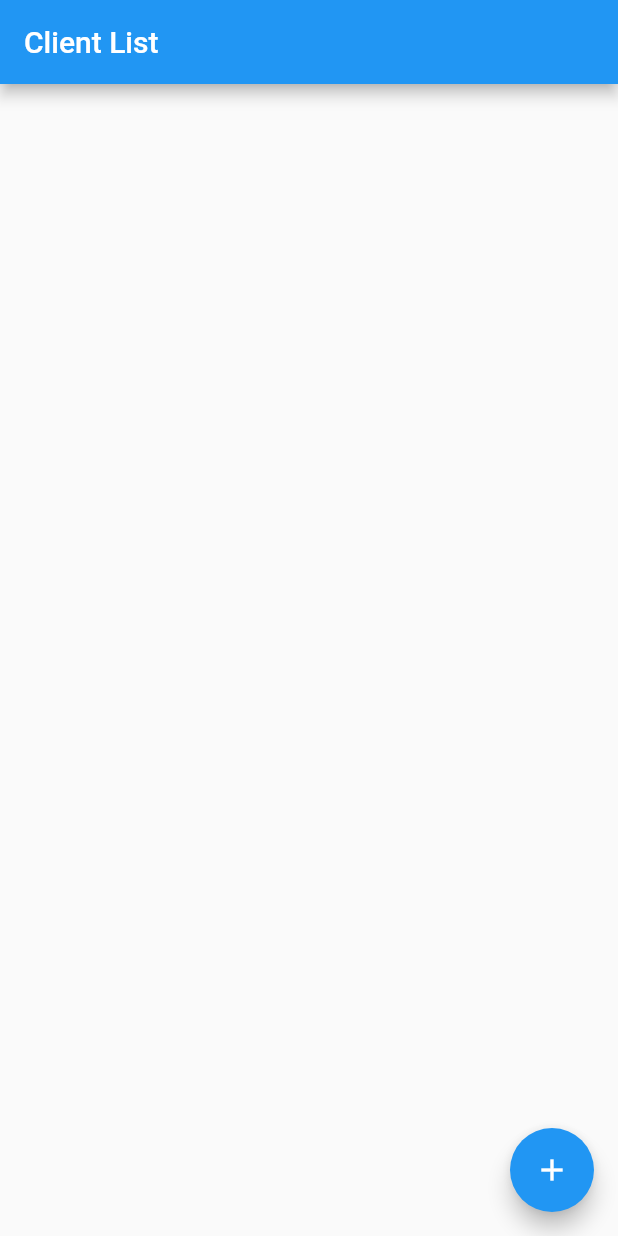
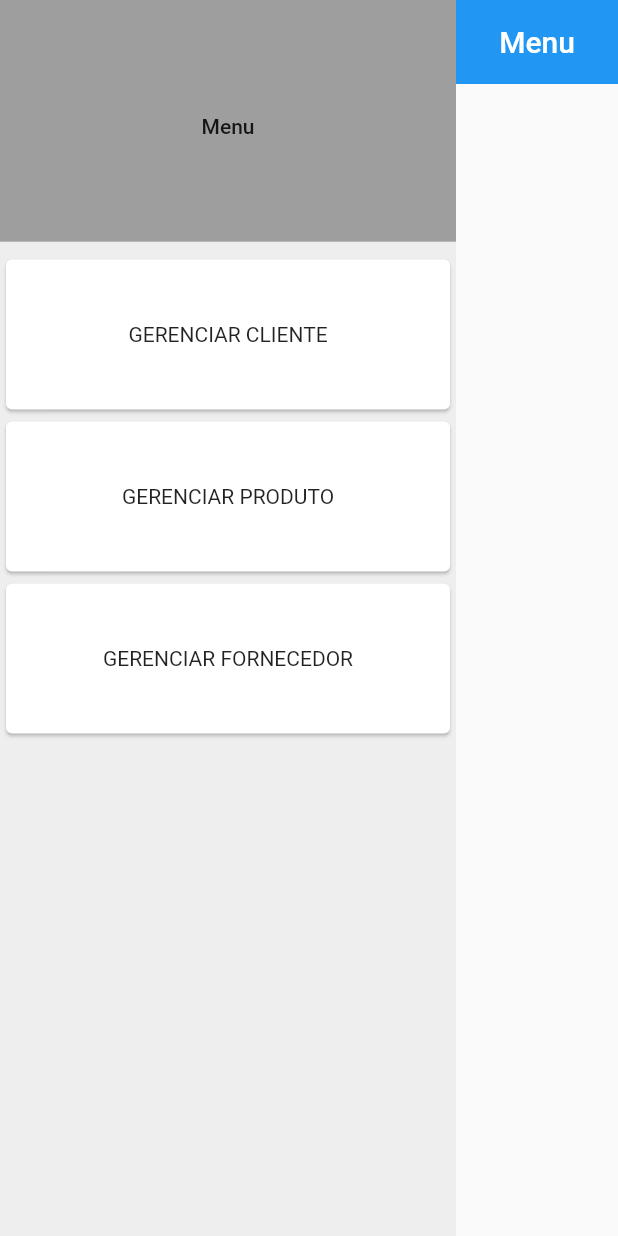
Before and after one commit to KevennyJS/flutter_sqflite_windows, a Flutter app: the screen it shows after launch, on a phone screen of 412 x 824 dp. Run offline on Flutter 3.47's test engine with Material 2 defaults, Android fonts, the phone set to English and light mode, and no system bars; our stand-ins replace sqflite, sqflite_common_ffi; accounts and stored records are empty.

```diff
--- a/lib/main.dart
+++ b/lib/main.dart
@@ -1,8 +1,7 @@
 import 'package:flutter/material.dart';
 import 'package:flutter_sqflite_windows/src/features/client/edit_client/edit_client_page.dart';
-import 'package:flutter_sqflite_windows/src/features/menu/menu_database/menu_database_page.dart';
-
-import 'src/features/client/client_list/client_list_page.dart';
+import 'package:flutter_sqflite_windows/src/features/home/home.dart';
+import 'src/features/client/client_list/client_list_view.dart';
 
 void main() {
   runApp(const MyApp());
@@ -15,14 +14,13 @@ class MyApp extends StatelessWidget {
   Widget build(BuildContext context) {
     return MaterialApp(
       title: 'Flutter Demo',
-      theme: ThemeData(
-        primarySwatch: Colors.blue,
-      ),
-      home: const ClientListPage(),
+      theme: ThemeData(primarySwatch: Colors.blue),
+      initialRoute: '/menu',
+      debugShowCheckedModeBanner: false,
       routes: {
+        '/menu': (context) => HomeView(),
         '/edit_client': (context) => const EditClientPage(),
-        '/client_list': (context) => const ClientListPage(),
-        '/menu_database': (context) => const MenuDatabasePage(),
+        '/client_list': (context) => const ClientListView(),
       },
     );
   }
--- a/lib/src/features/client/client_list/client_list_page.dart
+++ b/lib/src/features/client/client_list/client_list_view.dart
@@ -2,14 +2,14 @@ import 'package:flutter/material.dart';
 import 'package:flutter_sqflite_windows/src/share/dao/client_dao.dart';
 import '../../../share/models/client_model.dart';
 
-class ClientListPage extends StatefulWidget {
-  const ClientListPage({super.key});
+class ClientListView extends StatefulWidget {
+  const ClientListView({super.key});
 
   @override
-  State<ClientListPage> createState() => _ClientListPageState();
+  State<ClientListView> createState() => _ClientListViewState();
 }
 
-class _ClientListPageState extends State<ClientListPage> {
+class _ClientListViewState extends State<ClientListView> {
   List<ClientModel> clients = [];
   final ClientDao _clientDao = ClientDao();
 
--- /dev/null
+++ b/lib/src/features/client/client_menu/client_menu_view.dart
@@ -0,0 +1,12 @@
+import 'package:flutter/material.dart';
+
+class ClientMenuView extends StatelessWidget {
+  const ClientMenuView({Key? key}) : super(key: key);
+
+  @override
+  Widget build(BuildContext context) {
+    return Scaffold(
+      appBar: AppBar(title: const Text('Menu'),centerTitle: true,elevation: 0),
+    );
+  }
+}
--- a/lib/src/features/client/edit_client/edit_client_page.dart
+++ b/lib/src/features/client/edit_client/edit_client_page.dart
@@ -44,7 +44,6 @@ class _EditClientPageState extends State<EditClientPage> {
       mostrarMensagem('Cliente inserido com sucesso');
       setState(() {});
     } catch (error) {
-      print(error);
       mostrarMensagem('Erro ao inserir cliente');
     }
   }
--- /dev/null
+++ b/lib/src/features/home/home.dart
@@ -0,0 +1,59 @@
+import 'package:flutter/material.dart';
+import 'package:flutter_sqflite_windows/src/features/client/client_menu/client_menu_view.dart';
+import 'package:flutter_sqflite_windows/src/share/dao/client_dao.dart';
+import '../../share/widgets/card_menu.dart';
+
+class HomeView extends StatelessWidget {
+  HomeView({Key? key}) : super(key: key);
+  final ClientDao clientDao = ClientDao();
+
+  final keyClientMenu = GlobalKey<NavigatorState>();
+
+  @override
+  Widget build(BuildContext context) {
+    return Scaffold(
+      body: Row(
+        children: [
+          Drawer(
+            backgroundColor: Colors.grey[200],
+            elevation: 0,
+            child: ListView(
+              children: [
+                DrawerHeader(
+                  decoration: BoxDecoration(color: Colors.grey[500]),
+                  child: const Center(child: Text('Menu')),
+                ),
+                const CardMenu(
+                  title: 'GERENCIAR CLIENTE',
+                  route: '/client_menu',
+                ),
+                const CardMenu(
+                  title: 'GERENCIAR PRODUTO',
+                  route: '/client_list',
+                ),
+                const CardMenu(
+                  title: 'GERENCIAR FORNECEDOR',
+                  route: '/edit_client',
+                ),
+              ],
+            ),
+          ),
+          Expanded(
+            child: WillPopScope(
+              onWillPop: () async => !await keyClientMenu.currentState!.maybePop(),
+              child: Navigator(
+                key: keyClientMenu,
+                onGenerateRoute: (routeSettings) {
+                  return MaterialPageRoute(
+                    fullscreenDialog: true,
+                    builder: (context) => const ClientMenuView(),
+                  );
+                },
+              ),
+            ),
+          ),
+        ],
+      ),
+    );
+  }
+}
--- a/lib/src/share/dao/sql.dart
+++ b/lib/src/share/dao/sql.dart
@@ -123,6 +123,14 @@ class ConnectionSQL{
   SELECT * FROM TB_PAYMENT_METHOD;
   ''';
 
+  static String selectAllSale() => '''
+  SELECT * FROM TB_VENDA;
+  ''';
+
+  static String selectAllBuy() => '''
+  SELECT * FROM TB_COMPRA;
+  ''';
+
   // ====================== DELETE ======================
 
   static String deleteClient() => '''
@@ -159,5 +167,43 @@ class ConnectionSQL{
   SELECT * FROM TB_PAYMENT_METHOD WHERE ID = ?;
   ''';
 
+  // ====================== POPULATION TABLES ======================
+
+  static String populatePaymentMethod() => '''
+  INSERT INTO TB_FORMA_PAGAMENTO (NAME) VALUES ('Dinheiro');
+  INSERT INTO TB_FORMA_PAGAMENTO (NAME) VALUES ('Cartão de Crédito');
+  INSERT INTO TB_FORMA_PAGAMENTO (NAME) VALUES ('Cartão de Débito');
+  INSERT INTO TB_FORMA_PAGAMENTO (NAME) VALUES ('Cheque');
+  ''';
+
+  static String populateProduct() => '''
+  INSERT INTO TB_PRODUTO (NOME, PRECO, ESTOQUE, DESCRICAO) VALUES ('Coca-Cola', 5.00, 10, 'Refrigerante');
+  INSERT INTO TB_PRODUTO (NOME, PRECO, ESTOQUE, DESCRICAO) VALUES ('Pepsi', 5.00, 10, 'Refrigerante');
+  INSERT INTO TB_PRODUTO (NOME, PRECO, ESTOQUE, DESCRICAO) VALUES ('Fanta', 5.00, 10, 'Refrigerante');
+  INSERT INTO TB_PRODUTO (NOME, PRECO, ESTOQUE, DESCRICAO) VALUES ('Sprite', 5.00, 10, 'Refrigerante');
+  ''';
+
+  static String populateClient() => '''
+  INSERT INTO TB_CLIENTE (NOME, CPF, TELEFONE, ENDERECO, BAIRRO, CEP) VALUES ('João', '123.456.789-00', '99999-9999', 'Rua 1', 'Bairro 1', '99999-999');
+  INSERT INTO TB_CLIENTE (NOME, CPF, TELEFONE, ENDERECO, BAIRRO, CEP) VALUES ('Maria', '123.456.789-00', '99999-9999', 'Rua 2', 'Bairro 2', '99999-999');
+  INSERT INTO TB_CLIENTE (NOME, CPF, TELEFONE, ENDERECO, BAIRRO, CEP) VALUES ('José', '123.456.789-00', '99999-9999', 'Rua 3', 'Bairro 3', '99999-999');
+  INSERT INTO TB_CLIENTE (NOME, CPF, TELEFONE, ENDERECO, BAIRRO, CEP) VALUES ('Pedro', '123.456.789-00', '99999-9999', 'Rua 4', 'Bairro 4', '99999-999');
+  ''';
+
+  static String populateProvider() => '''
+  INSERT INTO TB_FORNECEDOR (NOME, CNPJ, TELEFONE, ENDERECO, BAIRRO, CEP) VALUES ('Fornecedor 1', '123.456.789-00', '99999-9999', 'Rua 1', 'Bairro 1', '99999-999');
+  INSERT INTO TB_FORNECEDOR (NOME, CNPJ, TELEFONE, ENDERECO, BAIRRO, CEP) VALUES ('Fornecedor 2', '123.456.789-00', '99999-9999', 'Rua 2', 'Bairro 2', '99999-999');
+  INSERT INTO TB_FORNECEDOR (NOME, CNPJ, TELEFONE, ENDERECO, BAIRRO, CEP) VALUES ('Fornecedor 3', '123.456.789-00', '99999-9999', 'Rua 3', 'Bairro 3', '99999-999');
+  INSERT INTO TB_FORNECEDOR (NOME, CNPJ, TELEFONE, ENDERECO, BAIRRO, CEP) VALUES ('Fornecedor 4', '123.456.789-00', '99999-9999', 'Rua 4', 'Bairro 4', '99999-999');
+  ''';
+
+  // ====================== CLEAR ALL TABLES ======================
+
+  static String clearAllTables() => '''
+  DELETE FROM TB_CLIENTE;
+  DELETE FROM TB_PRODUTO;
+  DELETE FROM TB_FORNECEDOR;
+  DELETE FROM TB_PAYMENT_METHOD;
+  ''';
 
 }
--- /dev/null
+++ b/lib/src/share/widgets/card_menu.dart
@@ -0,0 +1,24 @@
+import 'package:flutter/material.dart';
+
+class CardMenu extends StatelessWidget {
+  final String title;
+  final String? route;
+
+  const CardMenu({Key? key, required this.title, this.route}) : super(key: key);
+
+  @override
+  Widget build(BuildContext context) {
+    return InkWell(
+      onTap: () {},
+      child: Card(
+        child: SizedBox(
+          width: 100,
+          height: 100,
+          child: Center(
+            child: Text(title, textAlign: TextAlign.center),
+          ),
+        ),
+      ),
+    );
+  }
+}
```
Also changed, not shown: lib/src/features/client/mock.dart (added, +31 -0 lines), lib/src/features/menu/menu_database/menu_database_page.dart (deleted, +0 -34 lines), lib/src/features/stock_buy/add_stock_buy/add_buy_page.dart (deleted, +0 -25 lines), lib/src/share/dao/product_dao.dart (added, +51 -0 lines), lib/src/share/models/buy_model.dart (+6 -6 lines), lib/src/share/models/product_model.dart (+20 -4 lines).
